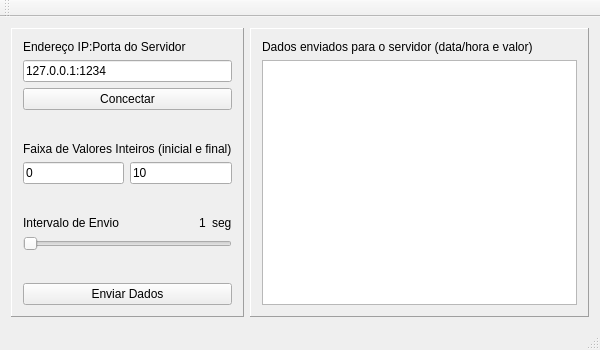
The window that QTDataSender/mainwindow.ui (DenisMedeiros/DCA0201QTProject) describes before a commit, drawn with Qt 5.
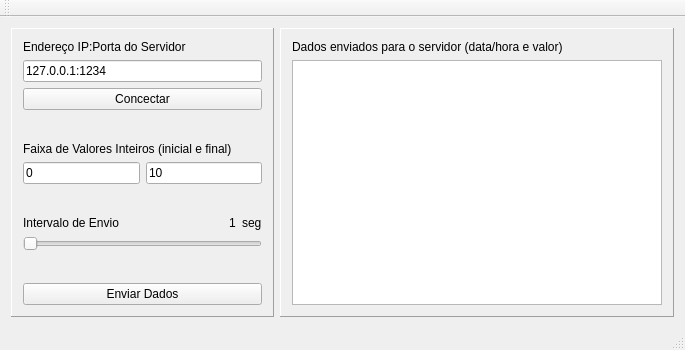
The same window after the commit. Icons and pictures are not drawn.

```diff
--- a/QTDataSender/mainwindow.ui
+++ b/QTDataSender/mainwindow.ui
@@ -6,7 +6,7 @@
    <rect>
     <x>0</x>
     <y>0</y>
-    <width>600</width>
+    <width>685</width>
     <height>350</height>
    </rect>
   </property>
@@ -18,7 +18,7 @@
   </property>
   <property name="minimumSize">
    <size>
-    <width>600</width>
+    <width>685</width>
     <height>350</height>
    </size>
   </property>
```
Left out of the diff: 4 changed lines with no effect on the pictures.
